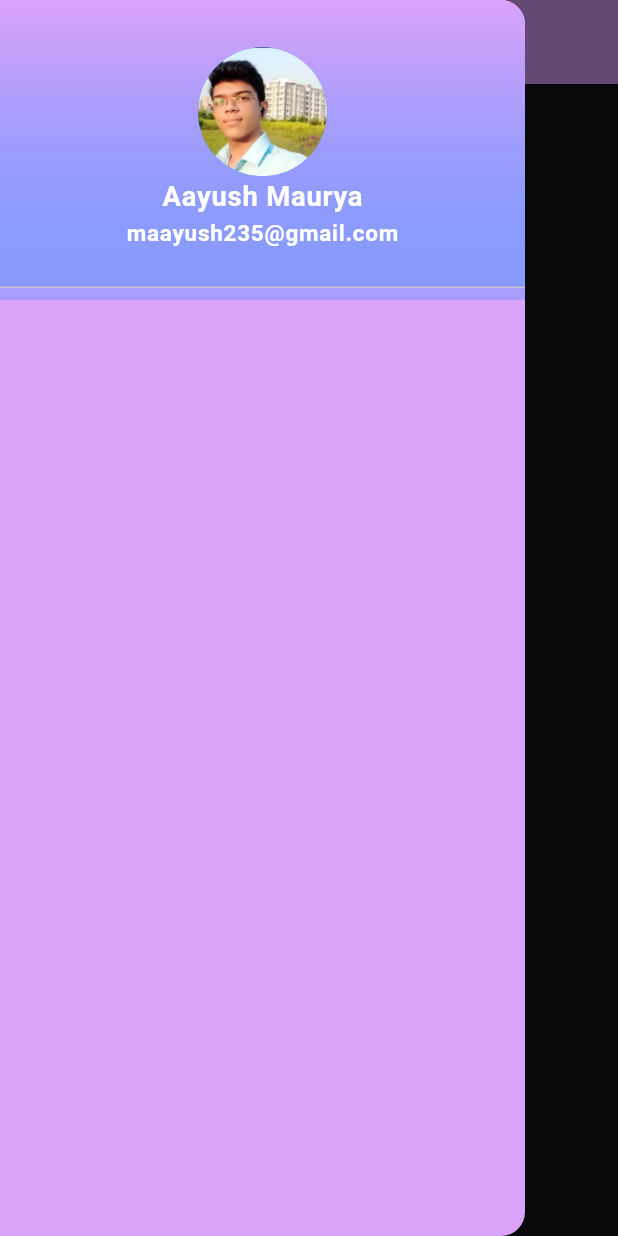
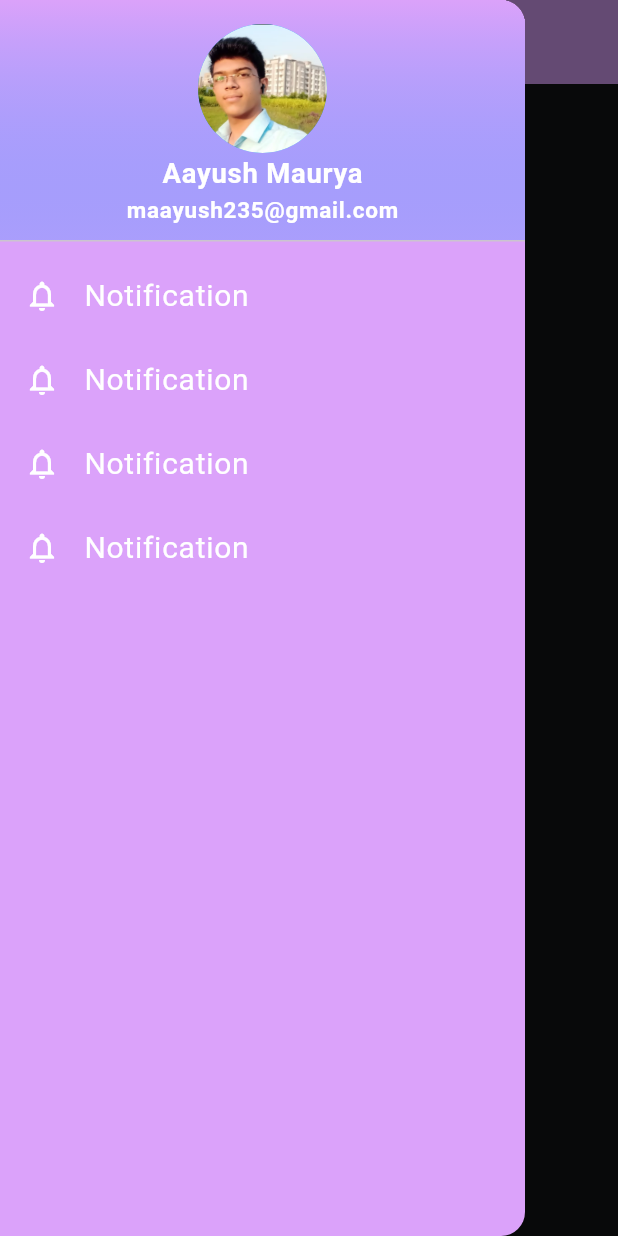
Before and after one commit to MauryaAayush/drawer_app, a Flutter app: the screen it shows after launch, with the side drawer open, on a phone screen of 412 x 824 dp. Run offline on Flutter 3.47's test engine with Material 3 defaults, Android fonts, the phone set to English and light mode, and no system bars.

Commit message:
Radhey Radhey

```diff
--- a/lib/Apps/Profile.dart
+++ b/lib/Apps/Profile.dart
@@ -30,23 +30,11 @@ class _ProfileSlideState extends State<ProfileSlide> {
       // This is important for the transparency to work
       backgroundColor: Color(0xFF121315),
       drawer: Drawer(
-        backgroundColor: Color(0xFFDBA2FA),
+        backgroundColor:   Color(0xFFDBA2FA),
         width: 350,
         child: ListView(
           children: [
-          Container(
-          height: 200.0, // Set the height of the container
-          decoration: BoxDecoration(
-            gradient: LinearGradient(
-              begin: Alignment.topCenter,
-              end: Alignment.bottomCenter,
-              colors: [
-                Color(0xFFDBA2FA),
-                Color(0xFF5E5596FF),
-              ],
-            ),
-          ),
-          child: DrawerHeader(
+          DrawerHeader(
             decoration: BoxDecoration(
               gradient: LinearGradient(
                 begin: Alignment.topCenter,
@@ -88,7 +76,34 @@ class _ProfileSlideState extends State<ProfileSlide> {
               ],
             ),
           ),
-          ),
+            ListTile(
+              title: Text('Notification',style: TextStyle(
+                color: Colors.white,
+                fontSize: 20
+              ),),
+            leading: Icon(Icons.notifications_none_outlined,color: Colors.white,),
+            ),
+            ListTile(
+              title: Text('Notification',style: TextStyle(
+                  color: Colors.white,
+                  fontSize: 20
+              ),),
+              leading: Icon(Icons.notifications_none_outlined,color: Colors.white,),
+            ),
+            ListTile(
+              title: Text('Notification',style: TextStyle(
+                  color: Colors.white,
+                  fontSize: 20
+              ),),
+              leading: Icon(Icons.notifications_none_outlined,color: Colors.white,),
+            ),
+            ListTile(
+              title: Text('Notification',style: TextStyle(
+                  color: Colors.white,
+                  fontSize: 20
+              ),),
+              leading: Icon(Icons.notifications_none_outlined,color: Colors.white,),
+            ),
           ],
 
         ),
```
